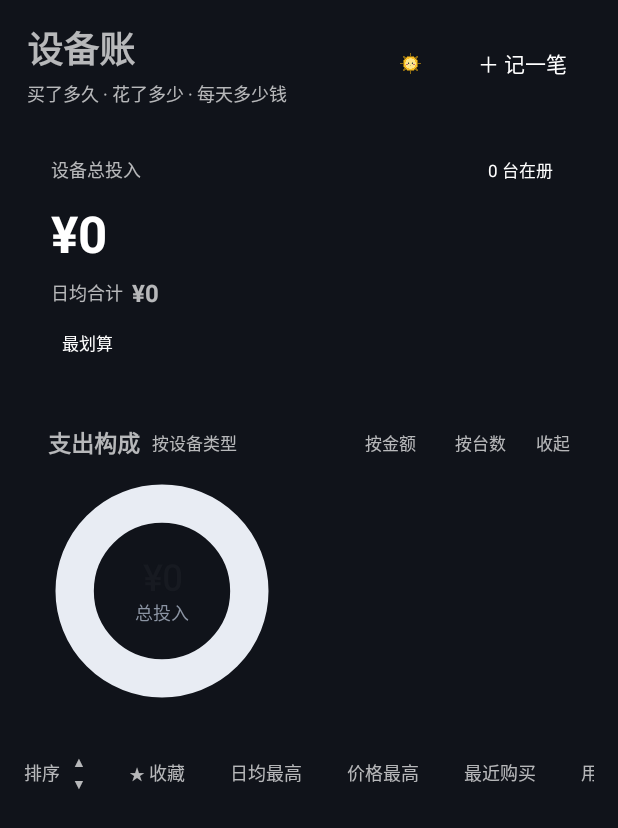
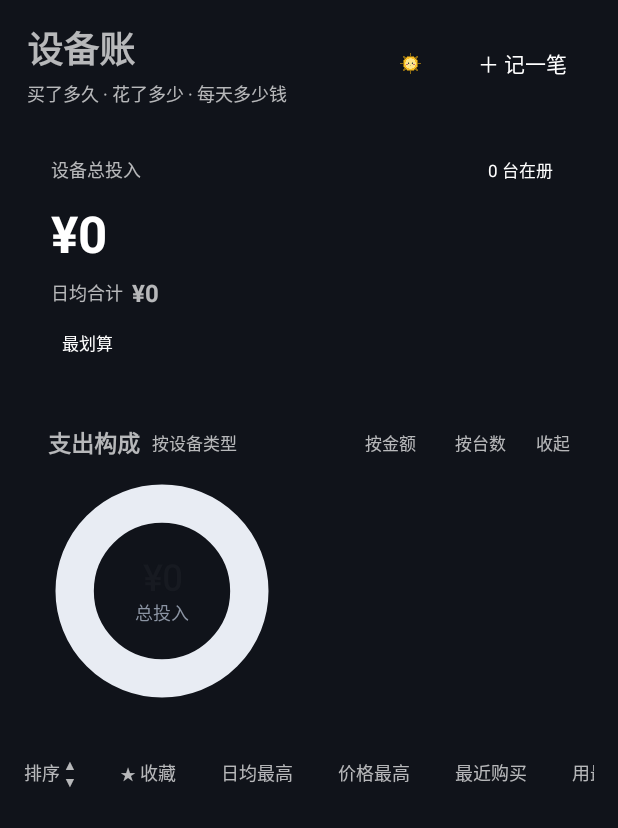
Before and after one commit to zhaobuobuo114/-shebeizhang-Android--, an Android app: the layout activity_main.xml on its own in the app's theme, with its tools: preview values and no code run, on a phone screen of 412 x 824 dp. Shown: the top 828 px of the screen. Run offline under Robolectric (Android 15) with nearby library versions, the light colour scheme and no system bars.

Commit message:
app/src/main/res：应用资源 —— 41 张 Q 版设备插画、图标、布局与昼夜配色

```diff
--- a/app/src/main/res/layout/activity_main.xml
+++ b/app/src/main/res/layout/activity_main.xml
@@ -329,6 +329,21 @@
                     android:paddingTop="14dp"
                     android:paddingBottom="10dp">
 
+                    <!-- 「排序」两个字连同右边的上下双箭头是一整块热区：点哪儿都是切换方向。
+                         左右各留 6dp 内边距，再用 -6dp 外边距顶回去：字的位置不动，热区变大 -->
+                    <LinearLayout
+                        android:id="@+id/sortDirBox"
+                        android:layout_width="wrap_content"
+                        android:layout_height="wrap_content"
+                        android:layout_marginLeft="-6dp"
+                        android:layout_marginRight="4dp"
+                        android:gravity="center_vertical"
+                        android:orientation="horizontal"
+                        android:paddingLeft="6dp"
+                        android:paddingRight="6dp"
+                        android:paddingTop="5dp"
+                        android:paddingBottom="5dp">
+
                         <TextView
                             android:id="@+id/tvSortLabel"
                             android:layout_width="wrap_content"
@@ -337,18 +352,14 @@
                             android:text="排序"
                             android:textSize="12sp" />
 
-                    <!-- 正序 / 倒序：上下两个箭头，当前方向的那一个点亮 -->
+                        <!-- 正序 / 倒序：上下两个箭头，当前方向的那一个点亮。
+                             间距压成 -1dp，两个三角贴得更紧（与鸿蒙版同一个数） -->
                         <LinearLayout
                             android:id="@+id/btnSortDir"
                             android:layout_width="wrap_content"
                             android:layout_height="wrap_content"
-                        android:layout_marginRight="4dp"
                             android:gravity="center"
-                        android:orientation="vertical"
-                        android:paddingLeft="6dp"
-                        android:paddingRight="6dp"
-                        android:paddingTop="3dp"
-                        android:paddingBottom="3dp">
+                            android:orientation="vertical">
 
                             <TextView
                                 android:id="@+id/tvSortUp"
@@ -363,9 +374,10 @@
                                 android:layout_width="wrap_content"
                                 android:layout_height="wrap_content"
                                 android:includeFontPadding="false"
-                            android:layout_marginTop="2dp"
+                                android:layout_marginTop="-1dp"
                                 android:text="▼"
                                 android:textSize="9sp" />
+                        </LinearLayout>
                     </LinearLayout>
 
                     <!-- 胶囊变多了会超出一屏：让这一行横向滑动，"排序"两个字固定不动 -->
--- /dev/null
+++ b/app/src/main/res/values/ids.xml
@@ -0,0 +1,7 @@
+<?xml version="1.0" encoding="utf-8"?>
+<resources>
+    <!-- 过渡动画的暂存位：上一次的 ValueAnimator、以及胶囊当前显示的底色 -->
+    <item name="tag_tint_anim" type="id" />
+    <item name="tag_chip_anim" type="id" />
+    <item name="tag_chip_bg" type="id" />
+</resources>
```
Lines whose indentation alone changed are shown as unchanged.
